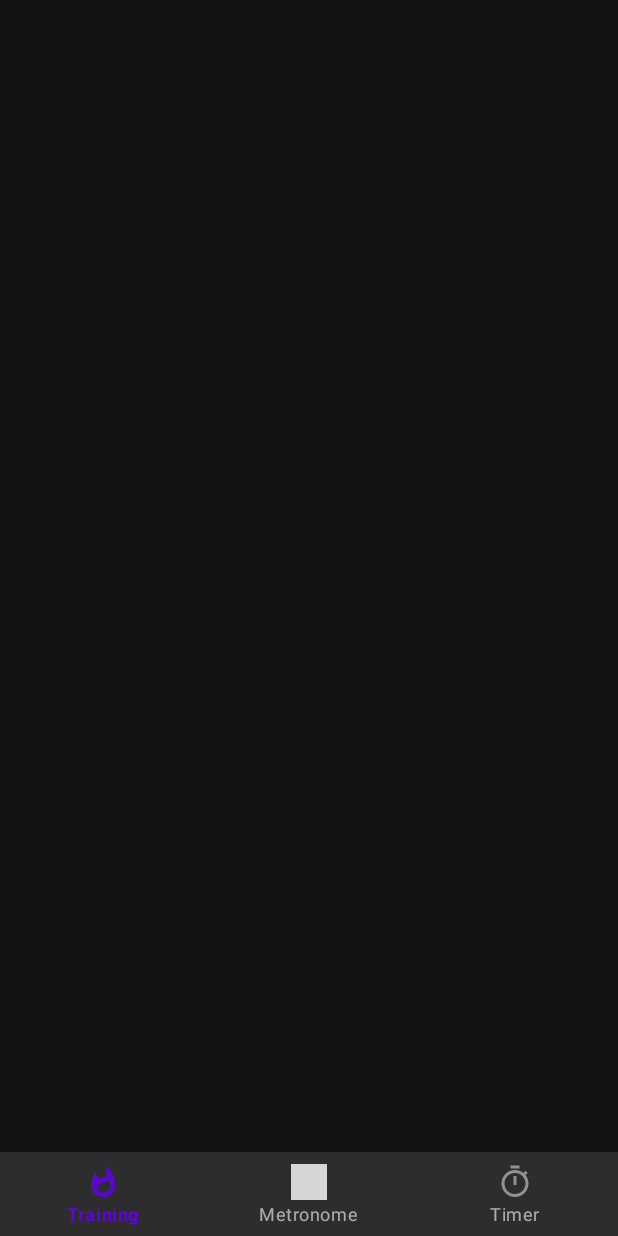
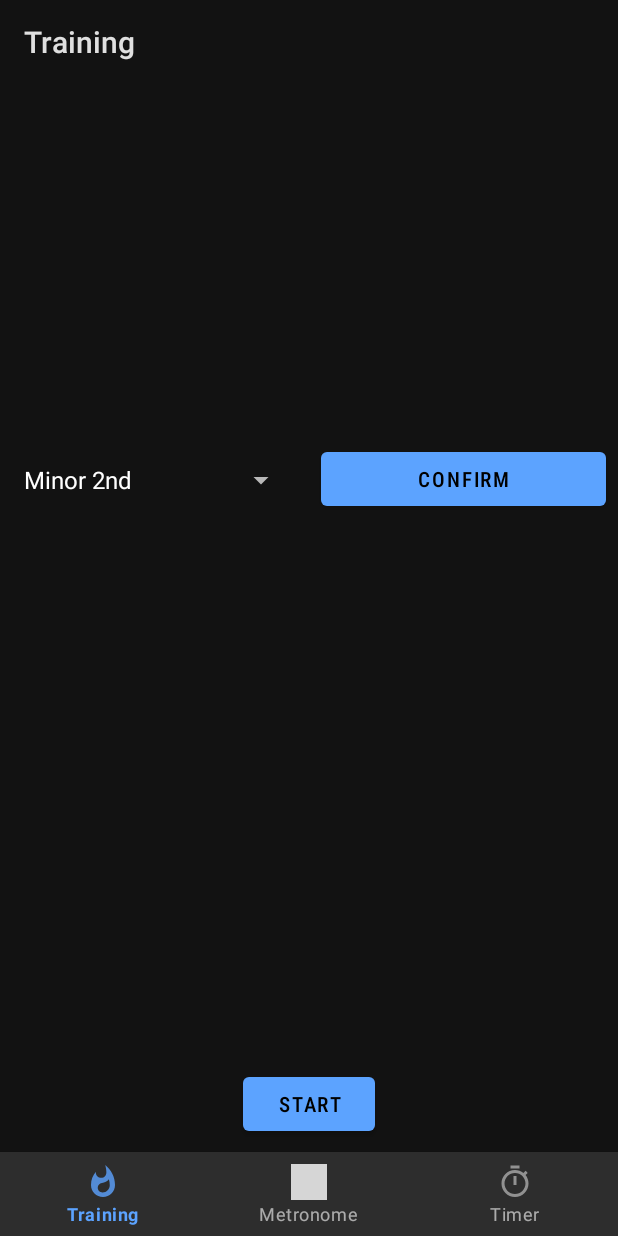
Before and after one commit to vikaShenoy/MusicDojo, an Android app: the screen it shows after launch (MainActivity), on a phone screen of 412 x 824 dp. Run offline under Robolectric (Android 15) with nearby library versions, the phone set to English and light mode, and no system bars; grey boxes are pictures that could not be loaded.

Commit message:
Add widgets for ear training screen

```diff
--- a/app/src/main/java/com/example/musicdojo/MainActivity.kt
+++ b/app/src/main/java/com/example/musicdojo/MainActivity.kt
@@ -26,14 +26,14 @@ class MainActivity : AppCompatActivity(), BottomNavigationView.OnNavigationItemS
             supportFragmentManager
         )
 
-        mainPagerAdapter.setItems(arrayListOf(MainScreen.SCHEDULE,
-            MainScreen.COMPARE, MainScreen.PERFORMANCE))
+        mainPagerAdapter.setItems(arrayListOf(MainScreen.TRAINING,
+            MainScreen.METRONOME, MainScreen.TIMER))
 
-        val defaultScreen = MainScreen.SCHEDULE
+        val defaultScreen = MainScreen.TRAINING
         scrollToScreen(defaultScreen)
         selectBottomNavigationViewMenuItem(defaultScreen.menuItemId)
         supportActionBar?.setTitle(defaultScreen.titleStringId)
-        supportActionBar?.hide()
+//        supportActionBar?.hide()
 
         // Listener for item selection in bottom nav menu
         bottomNavigationView.setOnNavigationItemSelectedListener(this)
--- a/app/src/main/java/com/example/musicdojo/TrainingFragment.kt
+++ b/app/src/main/java/com/example/musicdojo/TrainingFragment.kt
@@ -1,24 +1,91 @@
 package com.example.musicdojo
 
+import android.content.Context
+import android.media.MediaPlayer
 import android.os.Bundle
 import android.view.LayoutInflater
 import android.view.View
 import android.view.ViewGroup
+import android.widget.ArrayAdapter
 import androidx.fragment.app.Fragment
+import com.example.musicdojo.model.Game
+import com.example.musicdojo.model.Mode
+import com.example.musicdojo.model.Question
+import kotlinx.android.synthetic.main.fragment_training.*
 
 class TrainingFragment : Fragment() {
+
+    private lateinit var ctx: Context
+
+    private var playing : Boolean = false
 
     override fun onCreateView(
         inflater: LayoutInflater,
         container: ViewGroup?,
         savedInstanceState: Bundle?
     ): View? {
-        return super.onCreateView(inflater, container, savedInstanceState)
+        if (container != null) {
+            ctx = container.context
+        }
+        return inflater.inflate(R.layout.fragment_training, container, false)
     }
 
     override fun onViewCreated(view: View, savedInstanceState: Bundle?) {
         super.onViewCreated(view, savedInstanceState)
+
+        // Interval spinner
+        ArrayAdapter.createFromResource(
+            ctx,
+            R.array.intervals,
+            android.R.layout.simple_spinner_dropdown_item
+        ).also {adapter ->
+            adapter.setDropDownViewResource(android.R.layout.simple_spinner_dropdown_item)
+            intervalSpinner.adapter = adapter
+        }
+
+        startBtn.setOnClickListener{
+            val testGame = Game("Interval", 5, Mode.INTERVAL)
+            playGame(testGame)
+        }
     }
+
+    private fun playGame(game: Game) {
+        var currentScore: Int = 0
+        gameNameText.text = game.name
+
+        playing = true
+
+        for (n in 1..game.numQuestions) {
+            scoreText.text = getString(R.string.score, currentScore, game.numQuestions)
+            val question = generateQuestion(game.mode)
+            playSounds(question)
+        }
+    }
+
+    /**
+     * Play the two tones sequentially to the user.
+     * @param question: contains the ID for the two tones to play.
+     */
+    private fun playSounds(question: Question) {
+        var mediaPlayer : MediaPlayer = MediaPlayer.create(ctx, question.soundOne)
+        mediaPlayer.setOnCompletionListener {
+            mediaPlayer.release()
+            mediaPlayer = MediaPlayer.create(ctx, R.raw.two)
+            mediaPlayer.start()
+        }
+    }
+
+    /**
+     * Randomly select two tones based on the game type.
+     * @param mode: Mode of the game (interval, pitch, chords)
+     * @return question: Question object with the two tones to be
+     * played and the answer to the question.
+     */
+    private fun generateQuestion(mode: Mode): Question {
+        //TODO - implement this based on different modes
+        return Question(R.raw.one, R.raw.two, 5)
+    }
+
 
     companion object {
         /**
--- /dev/null
+++ b/app/src/main/java/com/example/musicdojo/model/Game.kt
@@ -0,0 +1,4 @@
+package com.example.musicdojo.model
+
+class Game(val name: String, val numQuestions: Int = 0, val mode: Mode = Mode.INTERVAL) {
+}
--- /dev/null
+++ b/app/src/main/java/com/example/musicdojo/model/Mode.kt
@@ -0,0 +1,5 @@
+package com.example.musicdojo.model
+
+enum class Mode {
+    INTERVAL, PITCH, CHORD
+}
--- /dev/null
+++ b/app/src/main/java/com/example/musicdojo/model/Question.kt
@@ -0,0 +1,4 @@
+package com.example.musicdojo.model
+
+class Question(val soundOne: Int = 0, val soundTwo: Int = 0, val answer: Int = 0) {
+}
--- /dev/null
+++ b/app/src/main/java/com/example/musicdojo/model/Result.kt
@@ -0,0 +1,4 @@
+package com.example.musicdojo.model
+
+class Result(val modeName: String = "", val score: Float = 0.0f) {
+}
--- a/app/src/main/res/layout/activity_main.xml
+++ b/app/src/main/res/layout/activity_main.xml
@@ -18,7 +18,8 @@
         android:layout_width="match_parent"
         android:layout_height="0dp"
         android:layout_weight="1"
-        app:layout_constraintBottom_toBottomOf="parent"
+        app:layout_constraintTop_toTopOf="parent"
+        app:layout_constraintBottom_toTopOf="@id/bottom_navigation_view"
         />
 
 
--- /dev/null
+++ b/app/src/main/res/layout/fragment_training.xml
@@ -0,0 +1,71 @@
+<?xml version="1.0" encoding="utf-8"?>
+<androidx.constraintlayout.widget.ConstraintLayout
+    xmlns:android="http://schemas.android.com/apk/res/android"
+    xmlns:app="http://schemas.android.com/apk/res-auto"
+    xmlns:tools="http://schemas.android.com/tools"
+    android:layout_width="match_parent"
+    android:layout_height="match_parent">
+
+    <Button
+        android:id="@+id/selectAnswerBtn"
+        android:layout_width="0dp"
+        android:layout_height="wrap_content"
+        android:layout_marginStart="8dp"
+        android:layout_marginTop="64dp"
+        android:layout_marginEnd="8dp"
+        android:fontFamily="sans-serif-condensed-medium"
+        android:text="@string/confirm"
+        app:layout_constraintEnd_toEndOf="parent"
+        app:layout_constraintStart_toEndOf="@+id/intervalSpinner"
+        app:layout_constraintTop_toBottomOf="@+id/gameNameText" />
+
+    <Spinner
+        android:id="@+id/intervalSpinner"
+        android:layout_width="0dp"
+        android:layout_height="50dp"
+        android:layout_marginStart="8dp"
+
+        android:layout_marginTop="64dp"
+        android:layout_marginEnd="8dp"
+        app:layout_constraintEnd_toStartOf="@+id/selectAnswerBtn"
+        app:layout_constraintHorizontal_bias="0.0"
+        app:layout_constraintStart_toStartOf="parent"
+        app:layout_constraintTop_toBottomOf="@+id/gameNameText" />
+
+    <Button
+        android:id="@+id/startBtn"
+        android:layout_width="wrap_content"
+        android:layout_height="wrap_content"
+        android:layout_marginStart="8dp"
+        android:layout_marginEnd="8dp"
+        android:layout_marginBottom="8dp"
+        android:fontFamily="sans-serif-condensed-medium"
+        android:text="@string/start"
+        app:layout_constraintBottom_toBottomOf="parent"
+        app:layout_constraintEnd_toEndOf="parent"
+        app:layout_constraintStart_toStartOf="parent" />
+
+    <TextView
+        android:id="@+id/scoreText"
+        android:layout_width="233dp"
+        android:layout_height="66dp"
+        android:layout_marginTop="32dp"
+        android:fontFamily="sans-serif-condensed-medium"
+        android:textAlignment="center"
+        android:textAppearance="@style/TextAppearance.AppCompat.Display2"
+        app:layout_constraintEnd_toEndOf="parent"
+        app:layout_constraintStart_toStartOf="parent"
+        app:layout_constraintTop_toTopOf="parent" />
+
+    <TextView
+        android:id="@+id/gameNameText"
+        android:layout_width="wrap_content"
+        android:layout_height="wrap_content"
+        android:layout_marginTop="32dp"
+        android:fontFamily="sans-serif-condensed-light"
+        android:textAppearance="@style/TextAppearance.AppCompat.Display1"
+        app:layout_constraintEnd_toEndOf="parent"
+        app:layout_constraintStart_toStartOf="parent"
+        app:layout_constraintTop_toBottomOf="@+id/scoreText" />
+
+</androidx.constraintlayout.widget.ConstraintLayout>
--- a/app/src/main/res/values/colors.xml
+++ b/app/src/main/res/values/colors.xml
@@ -1,6 +1,6 @@
 <?xml version="1.0" encoding="utf-8"?>
 <resources>
-    <color name="colorPrimary">#6200EE</color>
+    <color name="colorPrimary">#5ca3ff</color>
     <color name="colorPrimaryDark">#3700B3</color>
     <color name="colorAccent">#03DAC5</color>
 </resources>
--- /dev/null
+++ b/app/src/main/res/values/intervals.xml
@@ -0,0 +1,16 @@
+<?xml version="1.0" encoding="utf-8"?>
+<resources>
+    <string-array name="intervals">
+        <item>@string/min2</item>
+        <item>@string/maj2</item>
+        <item>@string/min3</item>
+        <item>@string/maj3</item>
+        <item>@string/per4</item>
+        <item>@string/per5</item>
+        <item>@string/min6</item>
+        <item>@string/maj6</item>
+        <item>@string/min7</item>
+        <item>@string/maj7</item>
+        <item>@string/oct</item>
+    </string-array>
+</resources>
--- a/app/src/main/res/values/strings.xml
+++ b/app/src/main/res/values/strings.xml
@@ -4,11 +4,23 @@
     <string name="menu_metronome">Metronome</string>
     <string name="menu_timer">Timer</string>
 
-    <string name="name">Name</string>
-    <string name="description">Description</string>
-    <string name="bpm">BPM</string>
-    <string name="targetBpm">Target BPM</string>
+    <string name="training">Training</string>
+    <string name="confirm">Confirm</string>
 
-    <string name="training">Training</string>
+    <string name="start">Start</string>
 
+    <string name="score">%1$d / %2$d</string>
+
+
+    <string name="min2">Minor 2nd</string>
+    <string name="maj2">Major 2nd</string>
+    <string name="min3">Minor 3rd</string>
+    <string name="maj3">Major 3rd</string>
+    <string name="per4">Perfect 4th</string>
+    <string name="per5">Perfect 5th</string>
+    <string name="min6">Minor 6th></string>
+    <string name="maj6">Major 6th</string>
+    <string name="min7">Minor 7th</string>
+    <string name="maj7">Major 7th</string>
+    <string name="oct">Octave</string>
 </resources>
--- a/app/src/main/res/values/styles.xml
+++ b/app/src/main/res/values/styles.xml
@@ -6,6 +6,19 @@
         <item name="colorPrimary">@color/colorPrimary</item>
         <item name="colorPrimaryDark">@color/colorPrimaryDark</item>
         <item name="colorAccent">@color/colorAccent</item>
+
+        <item name="android:actionBarStyle">@style/ActionBar</item>
+
+    </style>
+
+    <style name="ActionBar" parent="Theme.AppCompat">
+        <item name="android:titleTextStyle">@style/TitleBarTextColor</item>
+
+    </style>
+
+    <style name="TitleBarTextColor">
+        <item name="android:textColor">#5c9aff</item>
+
     </style>
 
 </resources>
```
Also changed, not shown: app/src/main/res/layout/fragment_schedule.xml (deleted, +0 -31 lines), 2 other files.
